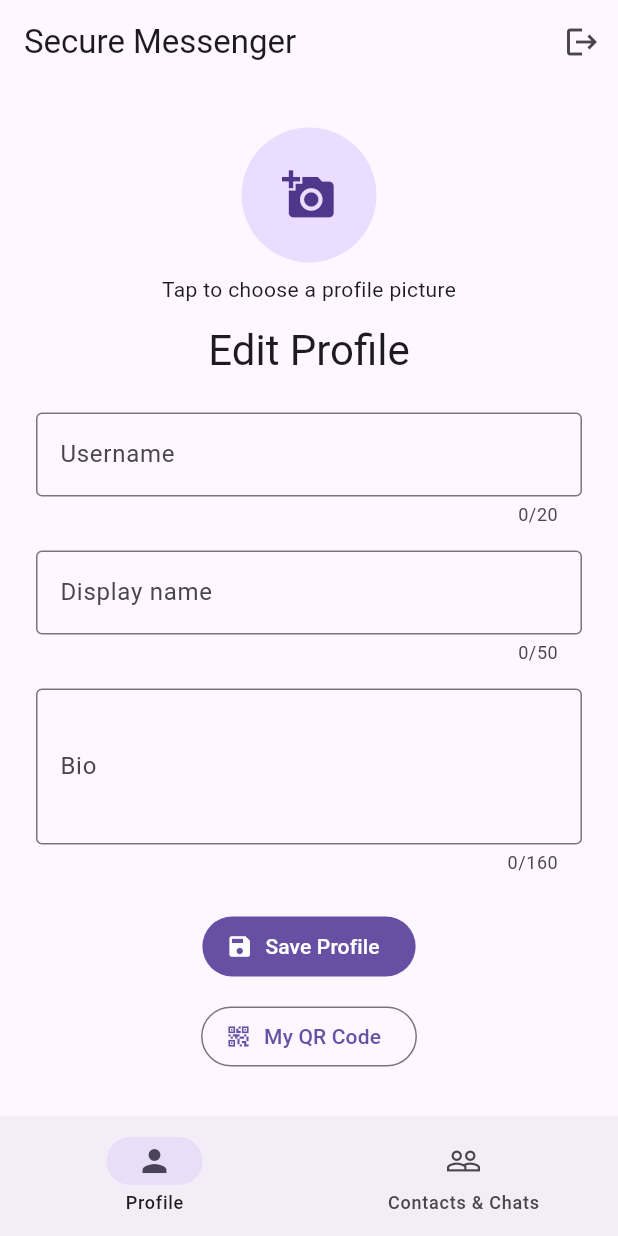
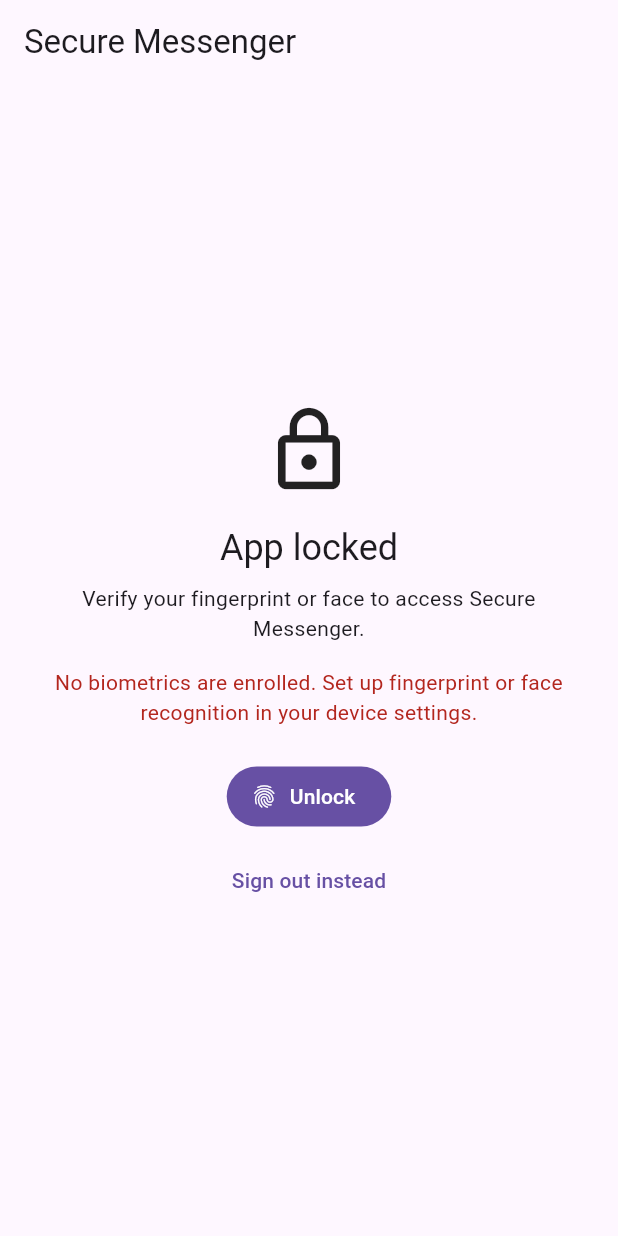
Before and after one commit to xsahar/-secure-messenger, a Flutter app: the screen it shows once a user with an empty profile is signed in, on a phone screen of 412 x 824 dp. Run offline on Flutter 3.47's test engine with Material 3 defaults, Android fonts, the phone set to English and light mode, and no system bars; our stand-ins replace cloud_firestore, firebase_auth, firebase_core, image_picker, local_auth, qr_flutter; missing offline and left inert: mobile_scanner; accounts and stored records are empty.

Commit message:
Update biometric gate and chat features
Co-authored-by: Copilot <223556219+Copilot@users.noreply.github.com>

```diff
--- /dev/null
+++ b/lib/biometric_gate.dart
@@ -0,0 +1,243 @@
+
+import 'package:firebase_auth/firebase_auth.dart';
+import 'package:flutter/material.dart';
+import 'package:local_auth/local_auth.dart';
+
+/// Protects the signed-in app using device biometrics.
+///
+/// This is an app lock, not Firebase authentication
+/// or end-to-end encryption.
+class BiometricGate extends StatefulWidget {
+  const BiometricGate({
+    super.key,
+    required this.child,
+  });
+
+  final Widget child;
+
+  @override
+  State<BiometricGate> createState() => _BiometricGateState();
+}
+
+class _BiometricGateState extends State<BiometricGate>
+    with WidgetsBindingObserver {
+  final LocalAuthentication _auth = LocalAuthentication();
+
+  bool _locked = true;
+  bool _authenticating = false;
+  bool _manualRetryRequired = false;
+
+  String? _error;
+
+  @override
+  void initState() {
+    super.initState();
+
+    WidgetsBinding.instance.addObserver(this);
+
+    WidgetsBinding.instance.addPostFrameCallback((_) {
+      if (mounted) {
+        _unlock();
+      }
+    });
+  }
+
+  Future<void> _unlock() async {
+    if (!mounted || _authenticating) return;
+
+    setState(() {
+      _authenticating = true;
+      _manualRetryRequired = false;
+      _error = null;
+    });
+
+    try {
+      // Check whether biometrics are enrolled.
+      final biometrics = await _auth.getAvailableBiometrics();
+
+      if (!mounted) return;
+
+      if (biometrics.isEmpty) {
+        setState(() {
+          _manualRetryRequired = true;
+          _error =
+              'No biometrics are enrolled. '
+              'Set up fingerprint or face recognition '
+              'in your device settings.';
+        });
+        return;
+      }
+
+      // Ask Android or iOS to authenticate.
+      final authenticated = await _auth.authenticate(
+        localizedReason:
+            'Use your biometrics to unlock Secure Messenger',
+        biometricOnly: true,
+
+        // We handle background locking ourselves.
+        // This avoids automatic plugin retries.
+        persistAcrossBackgrounding: false,
+      );
+
+      if (!mounted) return;
+
+      setState(() {
+        _locked = !authenticated;
+
+        // Do not automatically prompt again after
+        // a canceled or unsuccessful attempt.
+        _manualRetryRequired = !authenticated;
+
+        _error = authenticated
+            ? null
+            : 'Authentication canceled. '
+                'Tap Unlock to try again.';
+      });
+    } on LocalAuthException catch (error) {
+      if (!mounted) return;
+
+      setState(() {
+        _manualRetryRequired = true;
+        _error =
+            'Biometric authentication failed: '
+            '${error.code.name}';
+      });
+    } catch (_) {
+      if (!mounted) return;
+
+      setState(() {
+        _manualRetryRequired = true;
+        _error = 'Could not use biometric authentication.';
+      });
+    } finally {
+      if (mounted) {
+        setState(() {
+          _authenticating = false;
+        });
+      }
+    }
+  }
+
+  @override
+  void didChangeAppLifecycleState(AppLifecycleState state) {
+    if (!mounted) return;
+
+    // Lock the app when it leaves the foreground.
+    if (state == AppLifecycleState.inactive ||
+        state == AppLifecycleState.hidden ||
+        state == AppLifecycleState.paused) {
+      if (!_locked) {
+        setState(() {
+          _locked = true;
+        });
+      }
+
+      return;
+    }
+
+    // Automatically ask for fingerprint when
+    // returning from the background.
+    //
+    // But NEVER reopen the prompt automatically
+    // after the user cancels or authentication fails.
+    if (state == AppLifecycleState.resumed &&
+        _locked &&
+        !_authenticating &&
+        !_manualRetryRequired) {
+      _unlock();
+    }
+  }
+
+  @override
+  void dispose() {
+    WidgetsBinding.instance.removeObserver(this);
+    super.dispose();
+  }
+
+  @override
+  Widget build(BuildContext context) {
+    // Show the actual app only after successful unlock.
+    if (!_locked) {
+      return widget.child;
+    }
+
+    return Scaffold(
+      appBar: AppBar(
+        title: const Text('Secure Messenger'),
+      ),
+      body: Center(
+        child: SingleChildScrollView(
+          padding: const EdgeInsets.all(28),
+          child: ConstrainedBox(
+            constraints: const BoxConstraints(maxWidth: 400),
+            child: Column(
+              mainAxisSize: MainAxisSize.min,
+              children: [
+                const Icon(
+                  Icons.lock_outline,
+                  size: 62,
+                ),
+
+                const SizedBox(height: 18),
+
+                Text(
+                  'App locked',
+                  style: Theme.of(context)
+                      .textTheme
+                      .headlineSmall,
+                ),
+
+                const SizedBox(height: 8),
+
+                const Text(
+                  'Verify your fingerprint or face '
+                  'to access Secure Messenger.',
+                  textAlign: TextAlign.center,
+                ),
+
+                if (_error != null) ...[
+                  const SizedBox(height: 16),
+
+                  Text(
+                    _error!,
+                    textAlign: TextAlign.center,
+                    style: TextStyle(
+                      color: Theme.of(context)
+                          .colorScheme
+                          .error,
+                    ),
+                  ),
+                ],
+
+                const SizedBox(height: 22),
+
+                FilledButton.icon(
+                  onPressed: _authenticating
+                      ? null
+                      : _unlock,
+                  icon: const Icon(Icons.fingerprint),
+                  label: Text(
+                    _authenticating
+                        ? 'Checking...'
+                        : 'Unlock',
+                  ),
+                ),
+
+                const SizedBox(height: 8),
+
+                TextButton(
+                  onPressed: _authenticating
+                      ? null
+                      : () async {
+                          await FirebaseAuth.instance.signOut();
+                        },
+                  child: const Text('Sign out instead'),
+                ),
+              ],
+            ),
+          ),
+        ),
+      ),
+    );
+  }
+}
--- a/lib/main.dart
+++ b/lib/main.dart
@@ -2,10 +2,11 @@
 import 'package:flutter/material.dart';
 import 'package:firebase_core/firebase_core.dart';
 import 'package:firebase_auth/firebase_auth.dart';
-import 'home_screen.dart';
 
 import 'firebase_options.dart';
 import 'auth_screen.dart';
+import 'home_screen.dart';
+import 'biometric_gate.dart';
 
 Future<void> main() async {
   WidgetsFlutterBinding.ensureInitialized();
@@ -26,6 +27,7 @@ class SecureMessengerApp extends StatelessWidget {
       title: 'Secure Messenger',
       debugShowCheckedModeBanner: false,
       theme: ThemeData(useMaterial3: true),
+
       home: StreamBuilder<User?>(
         stream: FirebaseAuth.instance.authStateChanges(),
         builder: (context, snapshot) {
@@ -48,11 +50,16 @@ class SecureMessengerApp extends StatelessWidget {
 
           final user = snapshot.data;
 
+          // Not logged in: show authentication screen.
           if (user == null) {
             return const AuthScreen();
           }
 
-          return Scaffold(
+          // Logged in: require biometric authentication
+          // before displaying the messaging app.
+          return BiometricGate(
+            key: ValueKey(user.uid),
+            child: Scaffold(
               appBar: AppBar(
                 title: const Text('Secure Messenger'),
                 actions: [
@@ -66,6 +73,7 @@ class SecureMessengerApp extends StatelessWidget {
                 ],
               ),
               body: const HomeScreen(),
+            ),
           );
         },
       ),
--- a/pubspec.yaml
+++ b/pubspec.yaml
@@ -40,6 +40,7 @@ dependencies:
   image_picker: ^1.2.4
   qr_flutter: ^4.1.0
   mobile_scanner: ^7.5.0
+  local_auth: ^3.0.2
 
 dev_dependencies:
   flutter_test:
```
Also changed, not shown: lib/chat_screen.dart (+201 -26 lines), pubspec.lock, 6 other files. Lines whose indentation alone changed are shown as unchanged.
